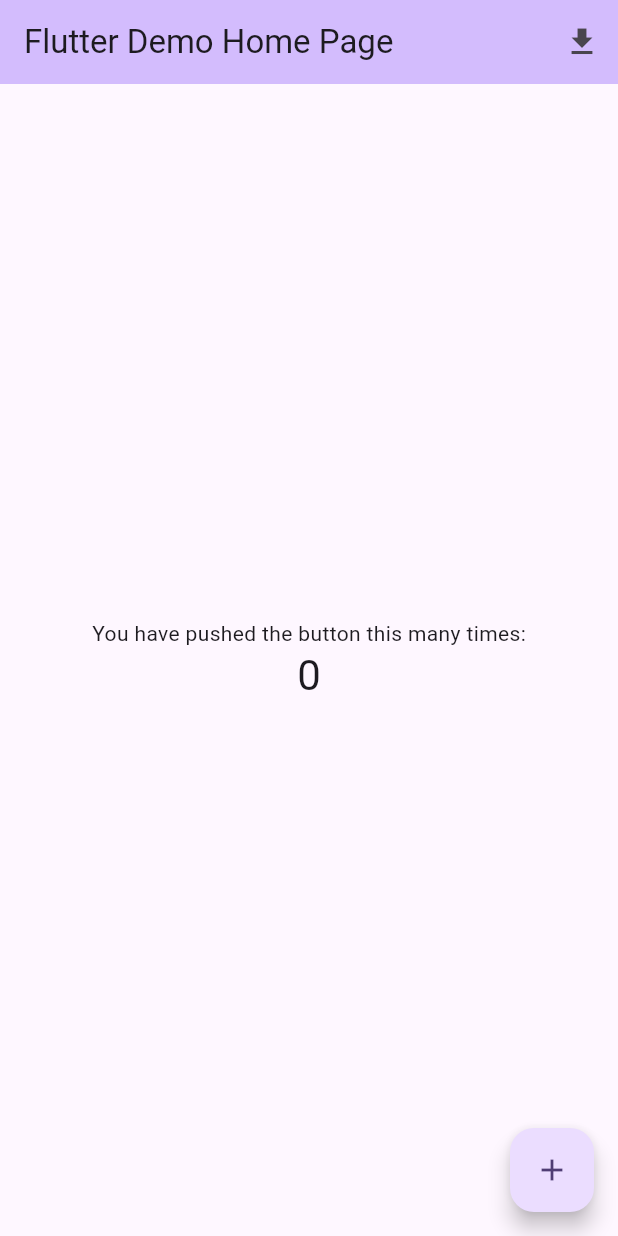
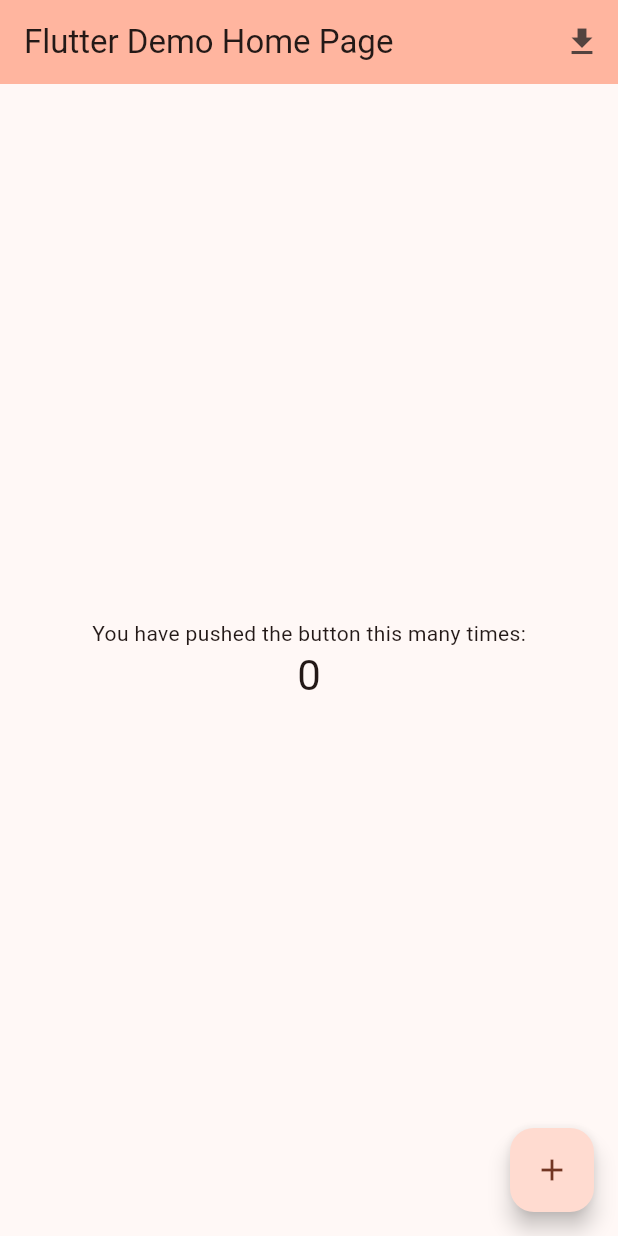
Before and after one commit to Chintan0021/shorebird_demo, a Flutter app: the screen it shows after launch, on a phone screen of 412 x 824 dp. Run offline on Flutter 3.47's test engine with Material 3 defaults, Android fonts, the phone set to English and light mode, and no system bars; missing offline and left inert: shorebird_code_push.

Commit message:
change ui color to deep orange.

```diff
--- a/lib/main.dart
+++ b/lib/main.dart
@@ -15,7 +15,7 @@ class MyApp extends StatelessWidget {
       debugShowCheckedModeBanner: false,
       theme: ThemeData(
         colorScheme: ColorScheme.fromSeed(
-          seedColor: Colors.deepPurple,
+          seedColor: Colors.deepOrangeAccent,
         ),
         useMaterial3: true,
       ),
```
